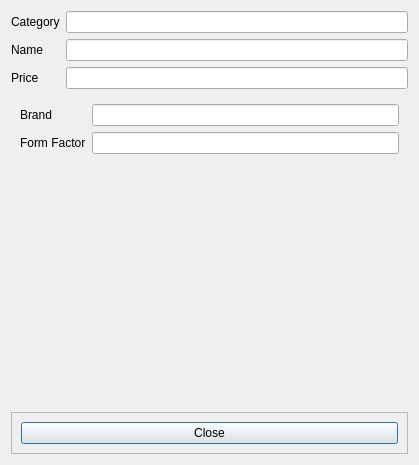
Rhainer13/IM-Project, file rhainer_test_5/detailsDialog.ui: the form before one commit.
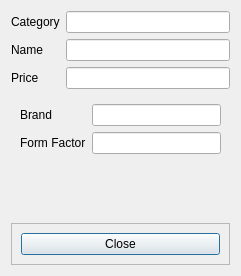
The form after the commit. The open tabs and pages were chosen to show the change.

```diff
--- a/rhainer_test_5/detailsDialog.ui
+++ b/rhainer_test_5/detailsDialog.ui
@@ -6,8 +6,8 @@
    <rect>
     <x>0</x>
     <y>0</y>
-    <width>419</width>
-    <height>465</height>
+    <width>241</width>
+    <height>276</height>
    </rect>
   </property>
   <property name="windowTitle">
@@ -55,7 +55,11 @@
       </widget>
      </item>
      <item row="2" column="1">
-      <widget class="QLineEdit" name="price"/>
+      <widget class="QLineEdit" name="price">
+       <property name="readOnly">
+        <bool>true</bool>
+       </property>
+      </widget>
      </item>
     </layout>
    </item>
@@ -144,7 +148,11 @@
           </widget>
          </item>
          <item row="0" column="1">
-          <widget class="QLineEdit" name="mbBrand"/>
+          <widget class="QLineEdit" name="mbBrand">
+           <property name="readOnly">
+            <bool>true</bool>
+           </property>
+          </widget>
          </item>
          <item row="1" column="0">
           <widget class="QLabel" name="label_9">
@@ -154,7 +162,11 @@
           </widget>
          </item>
          <item row="1" column="1">
-          <widget class="QLineEdit" name="mbSize"/>
+          <widget class="QLineEdit" name="mbSize">
+           <property name="readOnly">
+            <bool>true</bool>
+           </property>
+          </widget>
          </item>
         </layout>
        </item>
```
Left out of the diff: 10 changed lines with no effect on the pictures.
